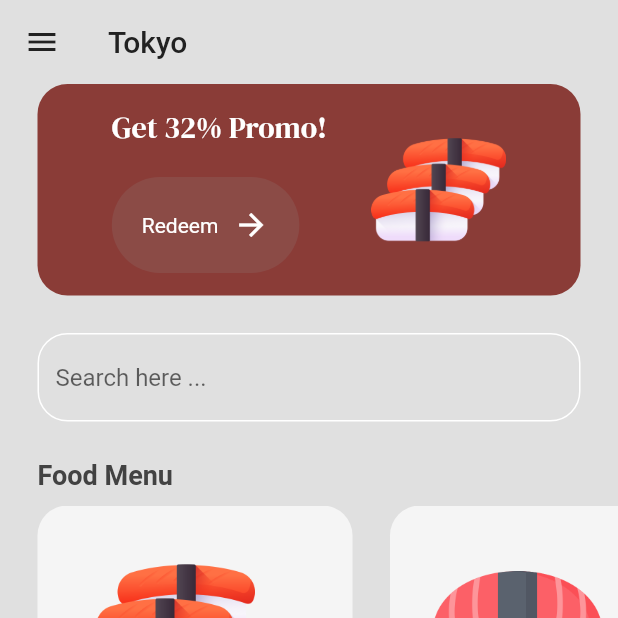
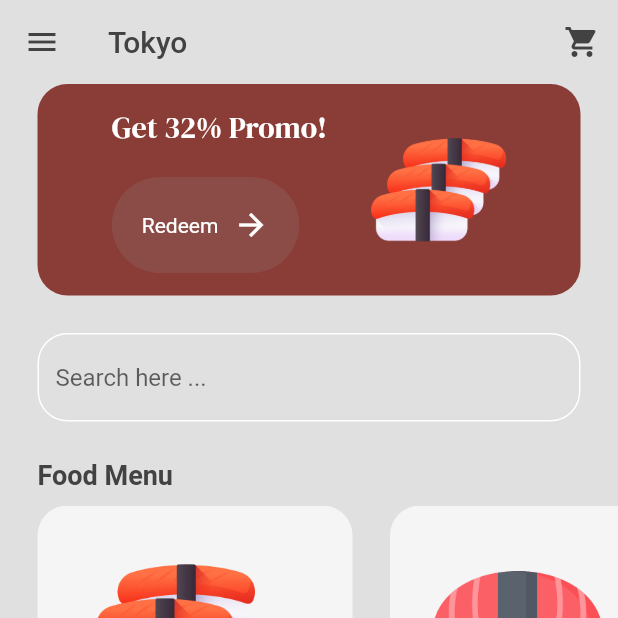
Before and after one commit to lufranski/sushi_app, a Flutter app: the MenuPage screen opened by its route, on a phone screen of 412 x 824 dp, the top half of it. Run offline on Flutter 3.47's test engine with Material 2 defaults, Android fonts, the phone set to English and light mode, and no system bars; our stand-ins replace google_fonts.

```diff
--- a/lib/components/button.dart
+++ b/lib/components/button.dart
@@ -4,7 +4,12 @@ import 'package:sushi_app/themes/color.dart';
 class Button extends StatelessWidget {
   final String text;
   final void Function()? onTap;
-  const Button({super.key, required this.text, required this.onTap});
+  final bool isPrimary;
+  const Button(
+      {super.key,
+      required this.text,
+      required this.onTap,
+      required this.isPrimary});
 
   @override
   Widget build(BuildContext context) {
@@ -12,7 +17,8 @@ class Button extends StatelessWidget {
       onTap: onTap,
       child: Container(
         decoration: BoxDecoration(
-            color: secondaryColor, borderRadius: BorderRadius.circular(40)),
+            color: isPrimary ? primaryColor : secondaryColor,
+            borderRadius: BorderRadius.circular(40)),
         padding: const EdgeInsets.all(20.0),
         child: Row(
           mainAxisAlignment: MainAxisAlignment.center,
--- /dev/null
+++ b/lib/models/shop.dart
@@ -0,0 +1,42 @@
+import 'package:flutter/widgets.dart';
+import 'package:sushi_app/models/food.dart';
+import 'package:sushi_app/constants/constants.dart';
+
+class Shop extends ChangeNotifier {
+  // food menu
+  final List<Food> _sushi = [
+    Food(
+      name: 'Salmon Nigiri',
+      price: '21.00',
+      imgPath: 'lib/assets/img/nigiri_salmon.png',
+      rating: '4.9',
+      description: descriptions.salmon,
+    ),
+    Food(
+      name: 'Tuna Nigiri',
+      price: '23.00',
+      imgPath: 'lib/assets/img/nigiri_tuna.png',
+      rating: '4.5',
+      description: descriptions.tuna,
+    ),
+  ];
+  // customer cart
+  List<Food> _cart = [];
+  // getters
+  List<Food> get sushi => _sushi;
+  List<Food> get cart => _cart;
+
+  // add to cart
+  void addToCart(Food item, int quantity) {
+    for (int i = 0; i < quantity; i++) {
+      _cart.add(item);
+    }
+    notifyListeners();
+  }
+
+  // remove from cart
+  void removeFromCart(Food item) {
+    _cart.remove(item);
+    notifyListeners();
+  }
+}
--- a/lib/pages/home_page.dart
+++ b/lib/pages/home_page.dart
@@ -49,11 +49,12 @@ class HomePage extends StatelessWidget {
             ),
             // get started button
             Button(
-              text: 'Get Started!',
+              text: 'Get Started',
               onTap: () {
                 // go to menu page
                 Navigator.pushNamed(context, '/menupage');
               },
+              isPrimary: false,
             )
           ],
         ),
--- a/lib/pages/menu_page.dart
+++ b/lib/pages/menu_page.dart
@@ -1,11 +1,11 @@
 import 'package:flutter/material.dart';
 import 'package:google_fonts/google_fonts.dart';
+import 'package:provider/provider.dart';
 import 'package:sushi_app/components/button.dart';
 import 'package:sushi_app/components/food_tile.dart';
-import 'package:sushi_app/models/food.dart';
+import 'package:sushi_app/models/shop.dart';
 import 'package:sushi_app/pages/sushi_detail.dart';
 import 'package:sushi_app/themes/color.dart';
-import 'package:sushi_app/constants/constants.dart';
 
 class MenuPage extends StatefulWidget {
   const MenuPage({super.key});
@@ -15,26 +15,12 @@ class MenuPage extends StatefulWidget {
 }
 
 class _MenuPageState extends State<MenuPage> {
-  // Menu
-  List sushi = [
-    Food(
-      name: 'Salmon Nigiri',
-      price: '21.00',
-      imgPath: 'lib/assets/img/nigiri_salmon.png',
-      rating: '4.9',
-      description: descriptions.salmon,
-    ),
-    Food(
-      name: 'Tuna Nigiri',
-      price: '23.00',
-      imgPath: 'lib/assets/img/nigiri_tuna.png',
-      rating: '4.5',
-      description: descriptions.tuna,
-    ),
-  ];
-
   // navigation to food item details page
   void navigateToSushiDetails(int index) {
+    // get the shop and its menu
+    final shop = context.read<Shop>();
+    final sushi = shop.sushi;
+
     Navigator.push(
       context,
       MaterialPageRoute(
@@ -47,19 +33,27 @@ class _MenuPageState extends State<MenuPage> {
 
   @override
   Widget build(BuildContext context) {
+    // get the shop and its menu
+    final shop = context.read<Shop>();
+    final sushi = shop.sushi;
+
     return Scaffold(
       backgroundColor: Colors.grey[300],
       appBar: AppBar(
         backgroundColor: Colors.transparent,
+        foregroundColor: Colors.grey[800],
         elevation: 0,
-        leading: Icon(
-          Icons.menu,
-          color: Colors.grey[900],
-        ),
-        title: Text(
-          'Tokyo',
-          style: TextStyle(color: Colors.grey[900]),
-        ),
+        leading: const Icon(Icons.menu),
+        title: const Text('Tokyo'),
+        actions: [
+          // cart btn
+          IconButton(
+            onPressed: () {
+              Navigator.pushNamed(context, '/cartpage');
+            },
+            icon: const Icon(Icons.shopping_cart),
+          )
+        ],
       ),
       body: Column(
         crossAxisAlignment: CrossAxisAlignment.start,
@@ -89,6 +83,7 @@ class _MenuPageState extends State<MenuPage> {
                     Button(
                       text: 'Redeem',
                       onTap: () {},
+                      isPrimary: false,
                     )
                   ],
                 ),
--- a/pubspec.yaml
+++ b/pubspec.yaml
@@ -36,6 +36,7 @@ dependencies:
   # Use with the CupertinoIcons class for iOS style icons.
   cupertino_icons: ^1.0.2
   google_fonts:
+  provider:
 
 dev_dependencies:
   flutter_test:
```
Also changed, not shown: lib/main.dart (+11 -2 lines), lib/pages/cart_page.dart (added, +81 -0 lines), lib/pages/sushi_detail.dart (+43 -2 lines), pubspec.lock.
